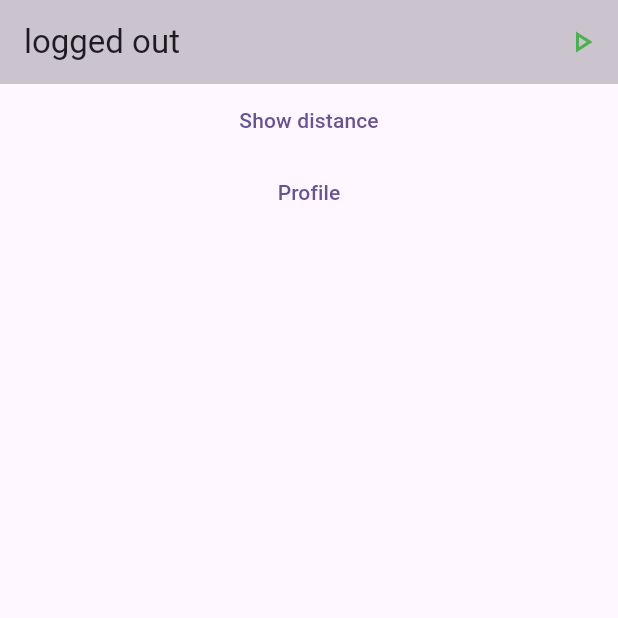
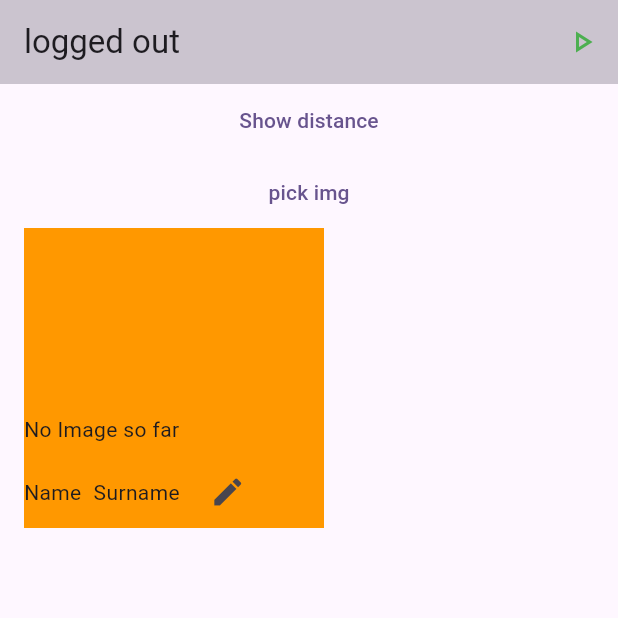
Before and after one commit to DGeorgina/rentnew, a Flutter app: the screen it shows after launch, after a tap on "Show distance", on a phone screen of 412 x 824 dp, the top half of it. Run offline on Flutter 3.47's test engine with Material 3 defaults, Android fonts, the phone set to English and light mode, and no system bars; our stand-ins replace firebase_auth, firebase_core, firebase_database, get_it, image_picker, location; accounts and stored records are empty.

Commit message:
refactoring_and_profile

```diff
--- a/lib/screens/main_screen.dart
+++ b/lib/screens/main_screen.dart
@@ -1,11 +1,14 @@
+import 'dart:io';
 import 'package:flutter/material.dart';
 import 'package:firebase_database/firebase_database.dart';
-import '../model/product.dart';
+import 'package:image_picker/image_picker.dart';
+import 'package:rentnew/model/product.dart';
 import 'package:get_it/get_it.dart';
 import '../service/AuthenticationService.dart';
 import '../widgets/sign_in.dart';
-import 'package:location/location.dart';
-import 'dart:math' show cos, sqrt, asin;
+import 'package:rentnew/ui/user_profile.dart';
+import 'package:rentnew/ui/item.dart';
+import 'package:rentnew/service/LocationService.dart';
 
 class MainScreen extends StatefulWidget {
   const MainScreen({super.key});
@@ -19,10 +22,13 @@ class _MainScreenState extends State<MainScreen> {
   double distanceToCurrentLocation = -1;
   final firebaseSingletonInstance = GetIt.I.get<AuthenticationService>();
   bool userSignedIn = false;
+  File? _selectedImage;
+  LocationService? locationService;
 
   @override
   void initState() {
     super.initState();
+    locationService = LocationService(setDistance: setDistance);
     // setProductToDatabase(Product(3, "Bike", "5 year old","ul. Partizanski Odredi"));
     getProductsFromDatabase();
     userSignedIn = (firebaseSingletonInstance.currentUser() != null);
@@ -113,44 +119,31 @@ class _MainScreenState extends State<MainScreen> {
                       Icons.play_arrow_outlined,
                       color: Colors.green,
                     )),
-
         ],
       ),
       body: Column(children: [
         if (distanceToCurrentLocation == -1)
-          TextButton(onPressed:()=> calculateDistance(), child: const Text("Show distance"))
+          TextButton(
+              onPressed: () =>
+                  locationService?.calculateDistance(42.0046584, 21.409285),
+              child: const Text("Show distance"))
         else
           Text('The distance is: $distanceToCurrentLocation km'),
-        TextButton(onPressed: () {}, child: const Text("Profile")),
+        TextButton(
+            onPressed: () {
+              _pickImageFromGallery();
+            },
+            child: Text("pick img")),
+        UserProfile(
+          selectedImage: _selectedImage,
+        ),
+        const SizedBox(height: 10),
         Expanded(
           child: GridView.builder(
             itemCount: _products.length,
             itemBuilder: (context, index) {
-              return Card(
-                child: ListTile(
-                  title: Text(
-                    _products[index].name,
-                    style: const TextStyle(
-                        fontSize: 18,
-                        fontWeight: FontWeight.bold,
-                        color: Colors.deepPurpleAccent),
-                  ),
-                  subtitle: Text(
-                    _products[index].description,
-                    style: const TextStyle(
-                        fontSize: 14,
-                        fontWeight: FontWeight.w400,
-                        color: Colors.grey),
-                  ),
-                  trailing: IconButton(
-                    icon: const Icon(Icons.delete_rounded),
-                    onPressed: () {
-                      setState(() {
-                        _products.removeAt(index);
-                      });
-                    },
-                  ),
-                ),
+              return Item(
+                product: _products.elementAt(index),
               );
             },
             gridDelegate: const SliverGridDelegateWithFixedCrossAxisCount(
@@ -164,48 +157,19 @@ class _MainScreenState extends State<MainScreen> {
     );
   }
 
-  void calculateDistance() async {
-    Location location = new Location();
+  Future _pickImageFromGallery() async {
+    final returnedImage =
+        await ImagePicker().pickImage(source: ImageSource.gallery);
 
-    bool _serviceEnabled;
-    PermissionStatus _permissionGranted;
-    LocationData _locationData;
+    if (returnedImage == null) return;
+    setState(() {
+      _selectedImage = File(returnedImage!.path);
+    });
+  }
 
-    _serviceEnabled = await location.serviceEnabled();
-    if (!_serviceEnabled) {
-      _serviceEnabled = await location.requestService();
-      if (!_serviceEnabled) {
-        return;
-      }
-    }
-
-    _permissionGranted = await location.hasPermission();
-    if (_permissionGranted == PermissionStatus.denied) {
-      _permissionGranted = await location.requestPermission();
-      if (_permissionGranted != PermissionStatus.granted) {
-        return;
-      }
-    }
-
-    _locationData = await location.getLocation();
-
-    double? lat1 = _locationData.latitude;
-    double? lon1 = _locationData.longitude;
-
-    double lat2 = 42.0046584;
-    double lon2 = 21.4092858;
-
-    if (lat1 != null && lon1 != null) {
-      var p = 0.017453292519943295;
-      var c = cos;
-      var a = 0.5 -
-          c((lat2 - lat1) * p) / 2 +
-          c(lat1 * p) * c(lat2 * p) * (1 - c((lon2 - lon1) * p)) / 2;
-      double distance = 12742 * asin(sqrt(a));
-
-      setState(() {
-        distanceToCurrentLocation=distance;
-      });
-    }
+  void setDistance(double distance) {
+    setState(() {
+      distanceToCurrentLocation = distance;
+    });
   }
 }
--- /dev/null
+++ b/lib/service/LocationService.dart
@@ -0,0 +1,51 @@
+import 'package:location/location.dart';
+import 'dart:math' show cos, sqrt, asin;
+
+class LocationService {
+  final Function setDistance;
+
+  LocationService({required this.setDistance});
+
+  void calculateDistance(double lat2, double lon2) async {
+    Location location = new Location();
+
+    bool _serviceEnabled;
+    PermissionStatus _permissionGranted;
+    LocationData _locationData;
+
+    _serviceEnabled = await location.serviceEnabled();
+    if (!_serviceEnabled) {
+      _serviceEnabled = await location.requestService();
+      if (!_serviceEnabled) {
+        return;
+      }
+    }
+
+    _permissionGranted = await location.hasPermission();
+    if (_permissionGranted == PermissionStatus.denied) {
+      _permissionGranted = await location.requestPermission();
+      if (_permissionGranted != PermissionStatus.granted) {
+        return;
+      }
+    }
+
+    _locationData = await location.getLocation();
+
+    double? lat1 = _locationData.latitude;
+    double? lon1 = _locationData.longitude;
+
+    // double lat2 = 42.0046584;
+    // double lon2 = 21.4092858;
+
+    if (lat1 != null && lon1 != null) {
+      var p = 0.017453292519943295;
+      var c = cos;
+      var a = 0.5 -
+          c((lat2 - lat1) * p) / 2 +
+          c(lat1 * p) * c(lat2 * p) * (1 - c((lon2 - lon1) * p)) / 2;
+      double distance = 12742 * asin(sqrt(a));
+
+      setDistance(distance);
+    }
+  }
+}
--- /dev/null
+++ b/lib/ui/user_profile.dart
@@ -0,0 +1,102 @@
+import 'dart:io';
+
+import 'package:flutter/material.dart';
+
+class UserProfile extends StatelessWidget {
+  final File? selectedImage;
+
+  UserProfile({Key? key, required this.selectedImage}) : super(key: key);
+
+  @override
+  Widget build(BuildContext context) {
+    return Container(
+      color: Colors.orange,
+      width: 200,
+      height: 200,
+      margin: EdgeInsets.only(right: 180),
+      alignment: Alignment.bottomLeft,
+      child: Column(
+        mainAxisAlignment: MainAxisAlignment.end,
+        crossAxisAlignment: CrossAxisAlignment.start,
+        children: [
+          if (selectedImage != null)
+            Container(
+              width: 200, // Set the width you desire
+              height: 140, // Set the height you desire
+              child: Image.file(selectedImage!, fit: BoxFit.cover),
+            )
+          else
+            Text("No Image so far"),
+            SizedBox(height: 8,),
+          Row(
+            children: [
+              Text("Name"),
+              SizedBox(width: 8),
+              Text("Surname"),
+              SizedBox(width: 8),
+              IconButton(
+                onPressed: () {
+                  // Add edit button functionality here
+                },
+                icon: const Icon(Icons.edit),
+              ),
+            ],
+          ),
+        ],
+      ),
+    );
+  }
+}
+
+// import 'dart:io';
+//
+// import 'package:flutter/material.dart';
+//
+// class UserProfile extends StatefulWidget {
+//   final File ? selectedImage;
+//
+//   const UserProfile({super.key, required this.selectedImage});
+//
+//   @override
+//   State<UserProfile> createState() => _UserProfileState();
+// }
+//
+// class _UserProfileState extends State<UserProfile> {
+//   @override
+//   Widget build(BuildContext context) {
+//     return Scaffold(
+//       appBar: AppBar(
+//         title: Text('User Profile'),
+//       ),
+//       body: Container(
+//         width: 200, // Specify the width
+//         height: 200, // Specify the height
+//         alignment: Alignment.bottomLeft, // Align the content to the bottom left
+//         child: Column(
+//           mainAxisAlignment: MainAxisAlignment.end,
+//           crossAxisAlignment: CrossAxisAlignment.start,
+//           children: [
+//             widget.selectedImage != null
+//                 ? Image.file(widget.selectedImage!)
+//                 : Text("No Image so far"),
+//             SizedBox(height: 8),
+//             Row(
+//               children: [
+//                 Text("Name"),
+//                 SizedBox(width: 8),
+//                 Text("Surname"),
+//                 SizedBox(width: 8),
+//                 IconButton(
+//                   onPressed: () {
+//                     // Add edit button functionality here
+//                   },
+//                   icon: const Icon(Icons.edit),
+//                 ),
+//               ],
+//             ),
+//           ],
+//         ),
+//       ),
+//     );
+//   }
+// }
```
Also changed, not shown: lib/ui/item.dart (added, +38 -0 lines).
